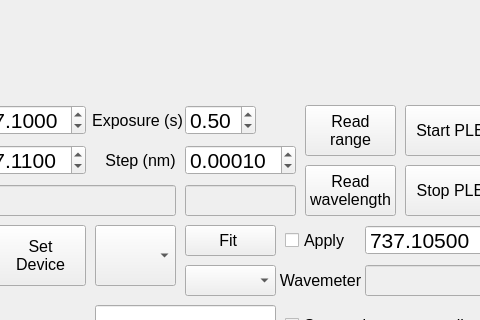
Qt form src/Confocal_GUI/gui/PLE.ui (QuantumshWu/Confocal-GUI) before a commit; both pictures show x 115 to 595 and y 405 to 725 of the 1272 by 841 pixel window.
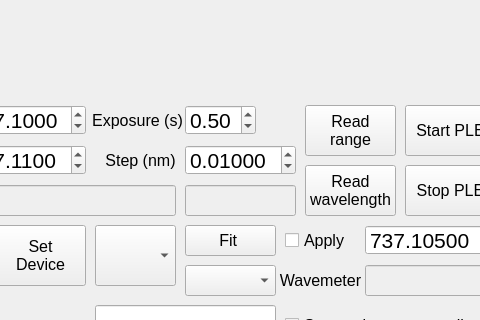
The same form after that commit.

Diff of the .ui file:
```diff
--- a/src/Confocal_GUI/gui/PLE.ui
+++ b/src/Confocal_GUI/gui/PLE.ui
@@ -490,11 +490,14 @@
     <property name="minimum">
      <double>0.000010000000000</double>
     </property>
+    <property name="maximum">
+     <double>10000000000.000000000000000</double>
+    </property>
     <property name="singleStep">
      <double>0.000050000000000</double>
     </property>
     <property name="value">
-     <double>0.000100000000000</double>
+     <double>0.010000000000000</double>
     </property>
    </widget>
    <widget class="QPushButton" name="pushButton_save_PLE">
```
Left out of the diff: 12 changed lines with no effect on the pictures.
